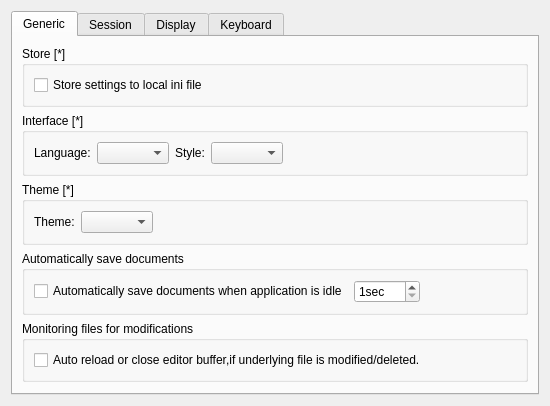
This is liteidex/src/liteapp/liteappoption.ui in visualfc/liteide as Qt 5 draws it before an edit. The edited form follows.
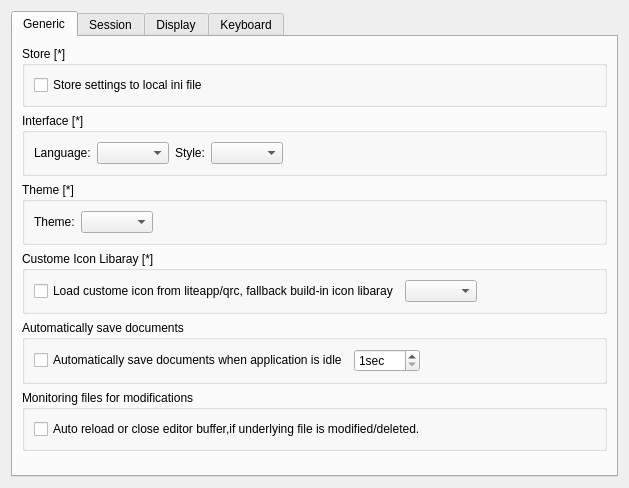
This is the edited form.

Commit message: liteapp add custome icon path option

Patch:
```diff
--- a/liteidex/src/liteapp/liteappoption.ui
+++ b/liteidex/src/liteapp/liteappoption.ui
@@ -6,8 +6,8 @@
    <rect>
     <x>0</x>
     <y>0</y>
-    <width>529</width>
-    <height>344</height>
+    <width>629</width>
+    <height>488</height>
    </rect>
   </property>
   <property name="windowTitle">
@@ -122,6 +122,41 @@
          </layout>
         </widget>
        </item>
+       <item>
+        <widget class="QGroupBox" name="groupBox_11">
+         <property name="title">
+          <string>Custome Icon Libaray [*]</string>
+         </property>
+         <property name="checkable">
+          <bool>false</bool>
+         </property>
+         <layout class="QHBoxLayout" name="horizontalLayout_4">
+          <item>
+           <widget class="QCheckBox" name="customIconCheckBox">
+            <property name="text">
+             <string>Load custome icon from liteapp/qrc, fallback build-in icon libaray</string>
+            </property>
+           </widget>
+          </item>
+          <item>
+           <widget class="QComboBox" name="iconPathComboBox"/>
+          </item>
+          <item>
+           <spacer name="horizontalSpacer_4">
+            <property name="orientation">
+             <enum>Qt::Horizontal</enum>
+            </property>
+            <property name="sizeHint" stdset="0">
+             <size>
+              <width>40</width>
+              <height>20</height>
+             </size>
+            </property>
+           </spacer>
+          </item>
+         </layout>
+        </widget>
+       </item>
        <item>
         <widget class="QGroupBox" name="groupBox_10">
          <property name="title">
```
Left out of the diff: 1 changed line with no effect on the pictures. The commit also changes 5 other files.
